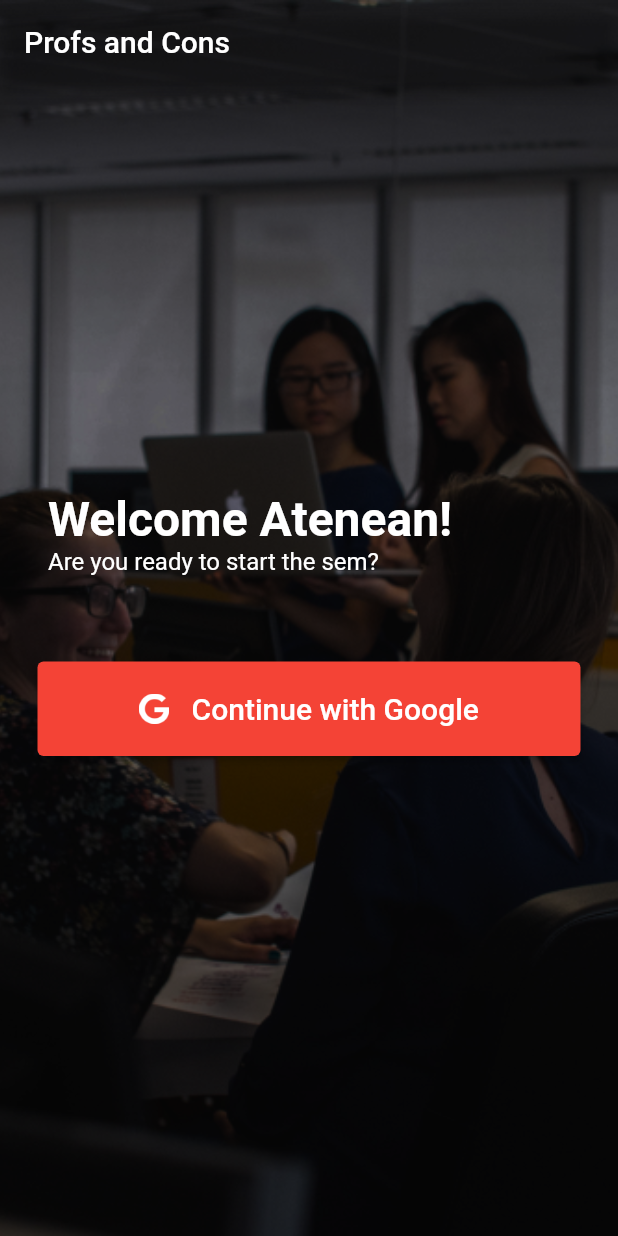
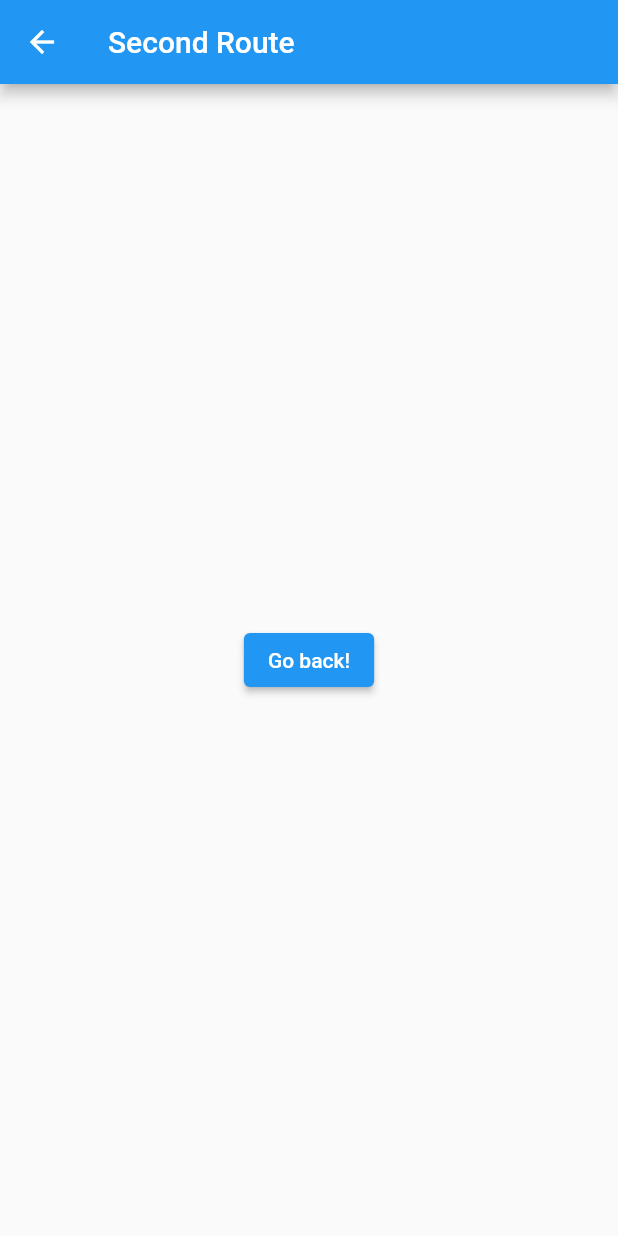
Before and after one commit to trasyipapo/profs_and_cons, a Flutter app: the screen it shows after launch, after a tap on "Continue with Google", on a phone screen of 412 x 824 dp. Run offline on Flutter 3.47's test engine with Material 2 defaults, Android fonts, the phone set to English and light mode, and no system bars.

Commit message:
Linked continue button to new page

```diff
--- a/lib/main.dart
+++ b/lib/main.dart
@@ -1,7 +1,32 @@
 import 'package:flutter/material.dart';
 
 void main() {
-  runApp(const MyApp());
+  runApp(
+    const MaterialApp(
+      home: MyApp(),
+    ),
+  );
+}
+
+class SecondRoute extends StatelessWidget {
+  const SecondRoute({Key? key}) : super(key: key);
+
+  @override
+  Widget build(BuildContext context) {
+    return Scaffold(
+      appBar: AppBar(
+        title: const Text('Second Route'),
+      ),
+      body: Center(
+        child: ElevatedButton(
+          onPressed: () {
+            // Navigate back to first route when tapped.
+          },
+          child: const Text('Go back!'),
+        ),
+      ),
+    );
+  }
 }
 
 class MyApp extends StatelessWidget {
@@ -29,7 +54,36 @@ class MyApp extends StatelessWidget {
                     fit: BoxFit.cover)),
             child: Column(
               mainAxisAlignment: MainAxisAlignment.center,
-              children: [welcomeUser, loginButton],
+              children: [
+                welcomeUser,
+                Container(
+                    margin: EdgeInsets.all(25),
+                    child: ElevatedButton(
+                      style: ButtonStyle(
+                          padding: MaterialStateProperty.all<EdgeInsets>(
+                              EdgeInsets.all(20)),
+                          backgroundColor:
+                              MaterialStateProperty.all<Color>(Colors.red)),
+                      child: Row(
+                          mainAxisAlignment: MainAxisAlignment.center,
+                          children: const [
+                            ImageIcon(AssetImage("assets/google-g.png"),
+                                size: 20),
+                            SizedBox(width: 15),
+                            Text(
+                              'Continue with Google',
+                              style: TextStyle(fontSize: 20.0),
+                            )
+                          ]),
+                      onPressed: () {
+                        Navigator.push(
+                          context,
+                          MaterialPageRoute(
+                              builder: (context) => const SecondRoute()),
+                        );
+                      },
+                    ))
+              ],
             ),
           ),
         ));
```
